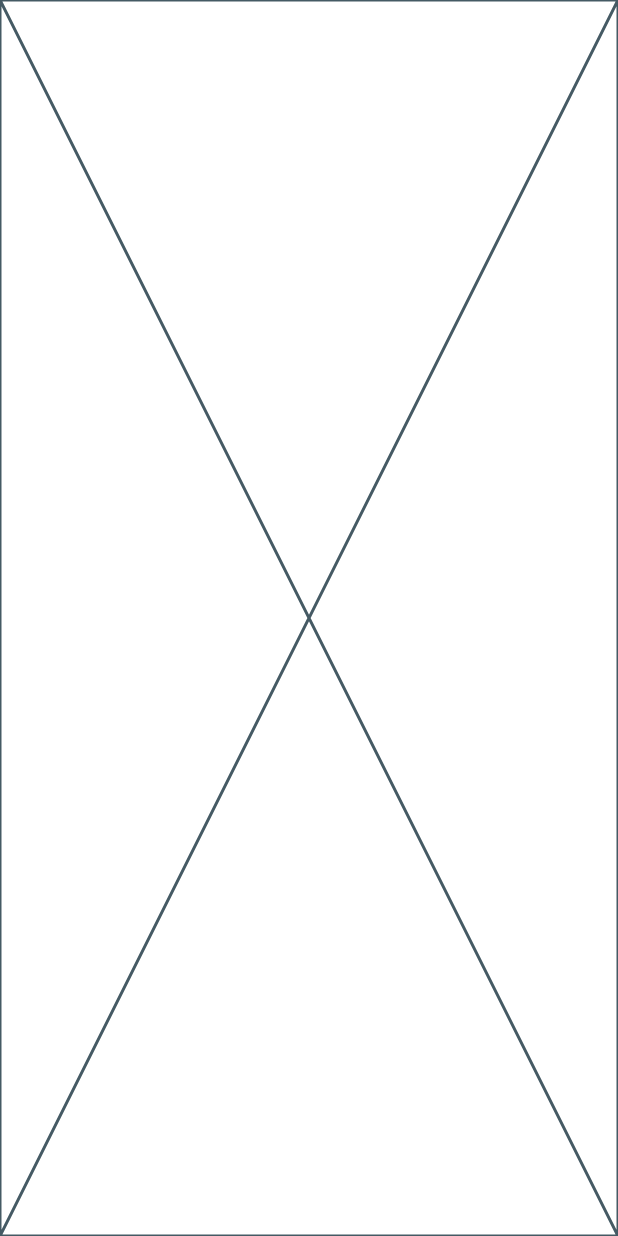
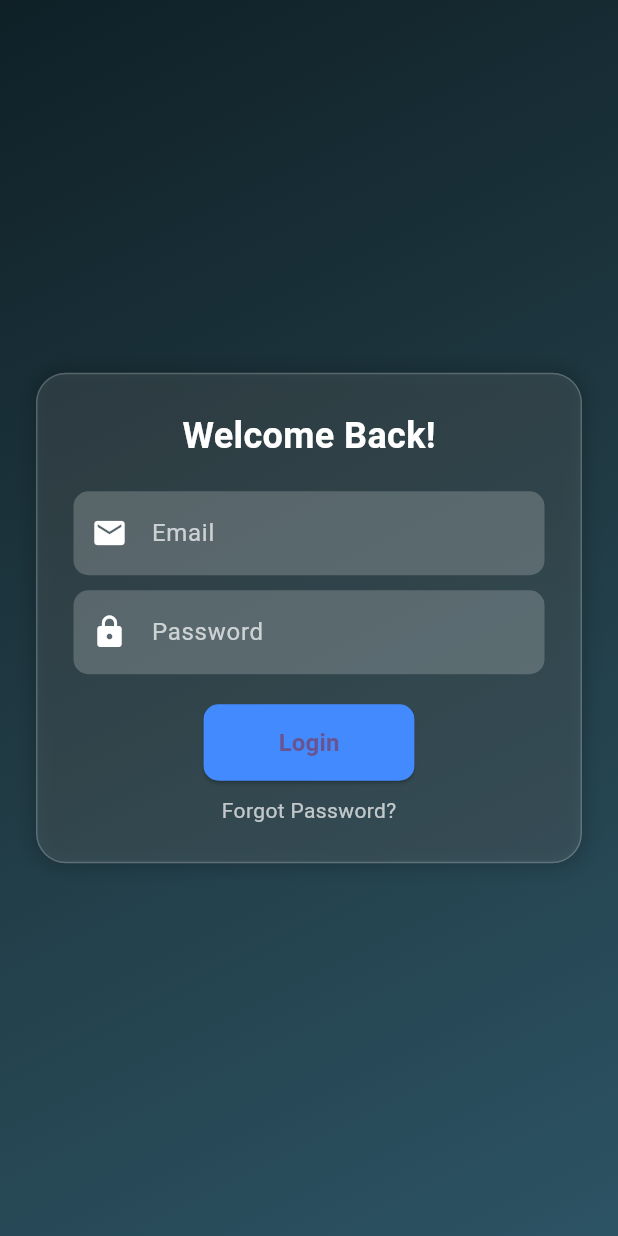
Before and after one commit to vicky-ogutu/Kash-plus, a Flutter app: the screen it shows after launch, on a phone screen of 412 x 824 dp. Run offline on Flutter 3.47's test engine with Material 3 defaults, Android fonts, the phone set to English and light mode, and no system bars; drawn by our look-alikes of flutter_animate; our stand-ins replace flutter_native_splash.

Commit message:
add animation

```diff
--- a/lib/login.dart
+++ b/lib/login.dart
@@ -1,10 +1,108 @@
 import 'package:flutter/cupertino.dart';
+import 'package:flutter/material.dart';
+import 'package:flutter_animate/flutter_animate.dart';
 
 class Login extends StatelessWidget {
   const Login({super.key});
 
   @override
   Widget build(BuildContext context) {
-    return const Placeholder();
+    return Scaffold(
+      body: Stack(
+        children: [
+          _buildBackground(),
+          Center(
+            child: Container(
+              padding: const EdgeInsets.all(24),
+              margin: const EdgeInsets.symmetric(horizontal: 24),
+              decoration: BoxDecoration(
+                color: Colors.white.withOpacity(0.1),
+                borderRadius: BorderRadius.circular(20),
+                border: Border.all(color: Colors.white.withOpacity(0.2)),
+                boxShadow: [
+                  BoxShadow(
+                    color: Colors.black.withOpacity(0.2),
+                    blurRadius: 10,
+                    spreadRadius: 2,
+                  ),
+                ],
+              ),
+              child: Column(
+                mainAxisSize: MainAxisSize.min,
+                children: [
+                  const Text(
+                    "Welcome Back!",
+                    style: TextStyle(
+                      fontSize: 24,
+                      fontWeight: FontWeight.bold,
+                      color: Colors.white,
+                    ),
+                  ).animate().fade(duration: 500.ms),
+                  const SizedBox(height: 20),
+                  _buildTextField(Icons.email, "Email"),
+                  const SizedBox(height: 10),
+                  _buildTextField(Icons.lock, "Password", obscureText: true),
+                  const SizedBox(height: 20),
+                  _buildLoginButton(context),
+                  const SizedBox(height: 10),
+                  const Text(
+                    "Forgot Password?",
+                    style: TextStyle(color: Colors.white70),
+                  ).animate().fade(delay: 500.ms),
+                ],
+              ),
+            ).animate().fadeIn(duration: 800.ms),
+          ),
+        ],
+      ),
+    );
+  }
+
+  Widget _buildBackground() {
+    return Container(
+      decoration: const BoxDecoration(
+        gradient: LinearGradient(
+          colors: [Color(0xFF0F2027), Color(0xFF203A43), Color(0xFF2C5364)],
+          begin: Alignment.topLeft,
+          end: Alignment.bottomRight,
+        ),
+      ),
+    );
+  }
+
+  Widget _buildTextField(IconData icon, String hint,
+      {bool obscureText = false}) {
+    return TextField(
+      obscureText: obscureText,
+      decoration: InputDecoration(
+        filled: true,
+        fillColor: Colors.white.withOpacity(0.2),
+        hintText: hint,
+        hintStyle: const TextStyle(color: Colors.white70),
+        prefixIcon: Icon(icon, color: Colors.white),
+        border: OutlineInputBorder(
+          borderRadius: BorderRadius.circular(10),
+          borderSide: BorderSide.none,
+        ),
+      ),
+      style: const TextStyle(color: Colors.white),
+    );
+  }
+
+  Widget _buildLoginButton(BuildContext context) {
+    return ElevatedButton(
+      style: ElevatedButton.styleFrom(
+        backgroundColor: Colors.blueAccent,
+        padding: const EdgeInsets.symmetric(vertical: 14, horizontal: 50),
+        shape: RoundedRectangleBorder(
+          borderRadius: BorderRadius.circular(10),
+        ),
+      ),
+      onPressed: () {},
+      child: const Text(
+        "Login",
+        style: TextStyle(fontSize: 16, fontWeight: FontWeight.bold),
+      ),
+    ).animate().scale(delay: 300.ms);
   }
 }
--- a/pubspec.yaml
+++ b/pubspec.yaml
@@ -35,6 +35,7 @@
   # The following adds the Cupertino Icons font to your application.
   # Use with the CupertinoIcons class for iOS style icons.
   cupertino_icons: ^1.0.6
+  flutter_animate: ^4.5.2
 
 dev_dependencies:
   flutter_native_splash: ^2.4.0
```
Also changed, not shown: pubspec.lock.
